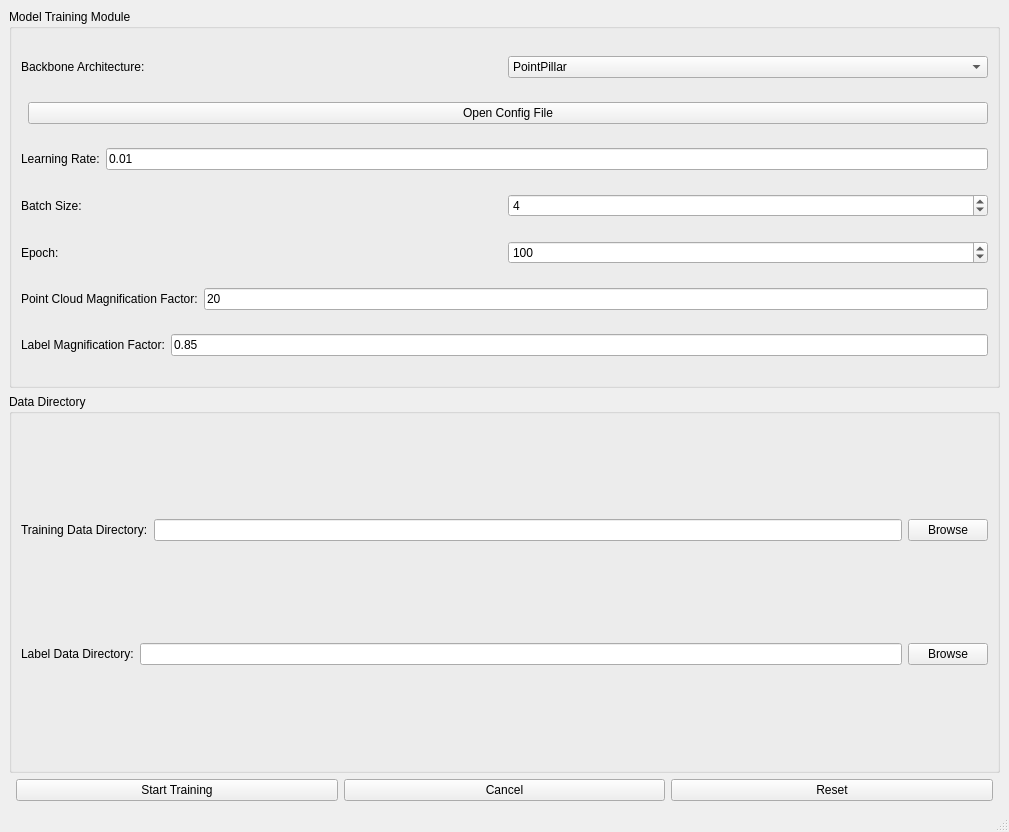
Old version of the form labelCloud/labelCloud/resources/interfaces/training_interface.ui in the repository WindowsPointCloud/PointCloudSystem.
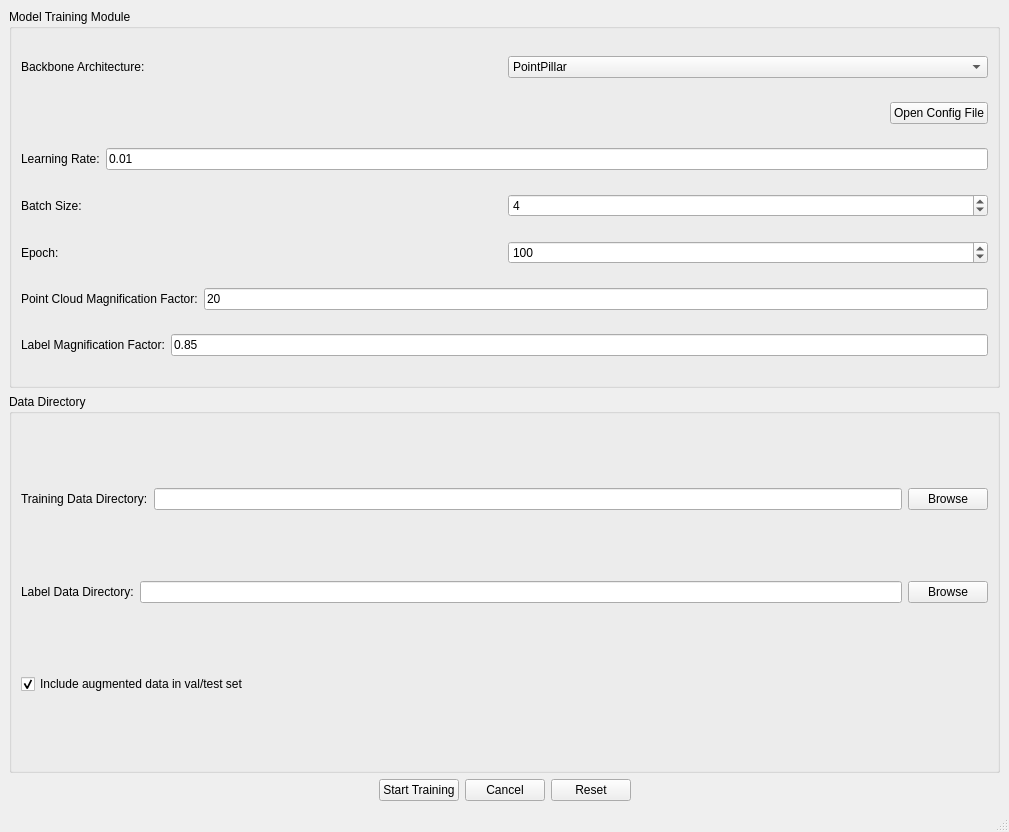
New version of the form.

Diff of the .ui file:
```diff
--- a/labelCloud/labelCloud/resources/interfaces/training_interface.ui
+++ b/labelCloud/labelCloud/resources/interfaces/training_interface.ui
@@ -59,6 +59,12 @@
            <property name="orientation">
             <enum>Qt::Horizontal</enum>
            </property>
+           <property name="sizeHint" stdset="0">
+            <size>
+             <width>0</width>
+             <height>0</height>
+            </size>
+           </property>
           </spacer>
          </item>
          <item>
@@ -223,6 +229,16 @@
          </item>
         </layout>
        </item>
+       <item>
+        <widget class="QCheckBox" name="includeAugmentedDataCheckbox">
+         <property name="text">
+          <string>Include augmented data in val/test set</string>
+         </property>
+         <property name="checked">
+          <bool>true</bool>
+         </property>
+        </widget>
+       </item>
       </layout>
      </widget>
     </item>
@@ -238,6 +254,12 @@
           <property name="sizeType">
            <enum>QSizePolicy::Expanding</enum>
           </property>
+          <property name="sizeHint" stdset="0">
+           <size>
+            <width>0</width>
+            <height>0</height>
+           </size>
+          </property>
          </spacer>
         </item>
         <item>
@@ -269,6 +291,12 @@
           <property name="sizeType">
            <enum>QSizePolicy::Expanding</enum>
           </property>
+          <property name="sizeHint" stdset="0">
+           <size>
+            <width>0</width>
+            <height>0</height>
+           </size>
+          </property>
          </spacer>
         </item>
        </layout>
```
Left out of the diff: 1 changed line with no effect on the pictures.
